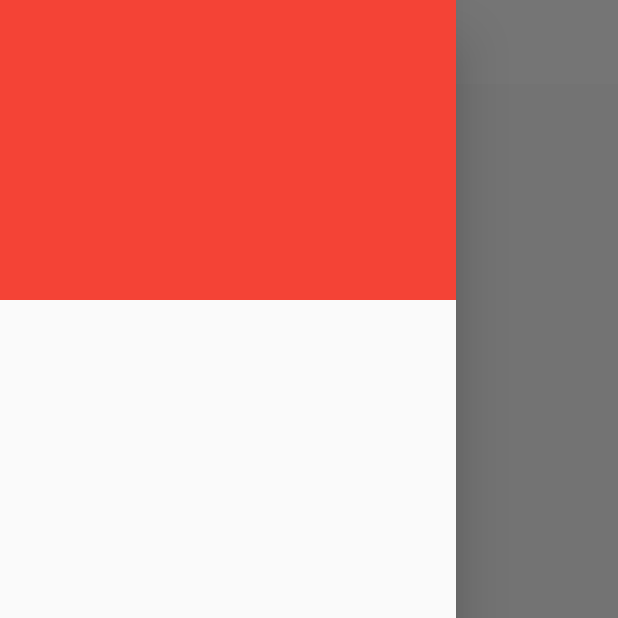
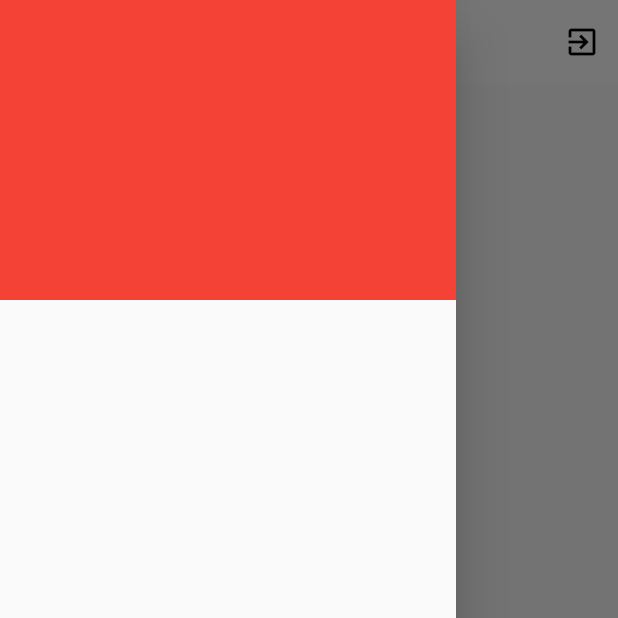
Before and after one commit to xaakib/demo_player, a Flutter app: the screen it shows after launch, with the side drawer open, on a phone screen of 412 x 824 dp, the top half of it. Run offline on Flutter 3.47's test engine with Material 2 defaults, Android fonts, the phone set to English and light mode, and no system bars.

Commit message:
appbar full done

```diff
--- a/lib/screen/memorize_scree.dart
+++ b/lib/screen/memorize_scree.dart
@@ -40,6 +40,14 @@ class _MemorizeScreenState extends State<MemorizeScreen> {
             color: Colors.black,
           ),
         ),
+        actions: <Widget>[
+          IconButton(
+              icon: Icon(
+                Icons.exit_to_app,
+                color: Colors.black,
+              ),
+              onPressed: () {})
+        ],
       ),
     );
   }
```
